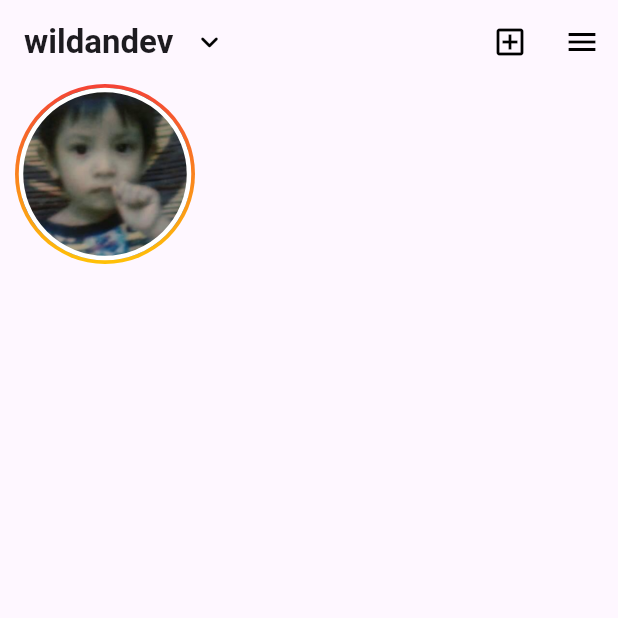
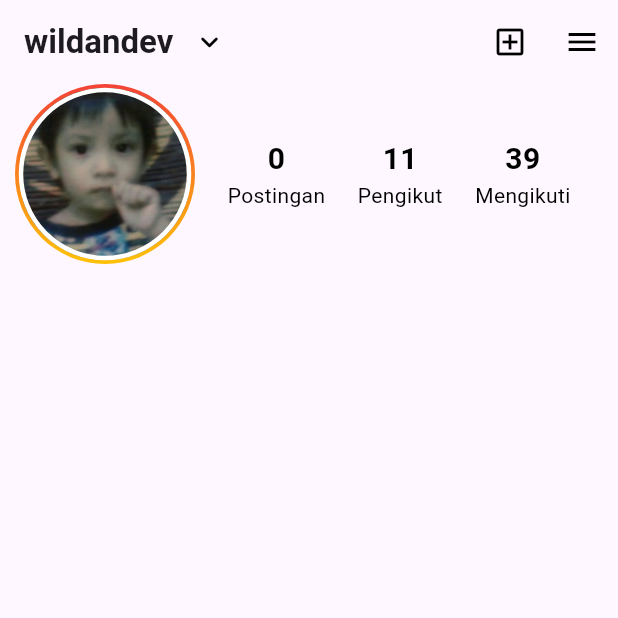
Before and after one commit to wildanarkan/flutter-learning, a Flutter app: the screen it shows after launch, on a phone screen of 412 x 824 dp, the top half of it. Run offline on Flutter 3.47's test engine with Material 3 defaults, Android fonts, the phone set to English and light mode, and no system bars.

Commit message:
Menambah Info Item

```diff
--- a/lib/instagram/pages/profile.dart
+++ b/lib/instagram/pages/profile.dart
@@ -37,7 +37,16 @@ class ProfilePage extends StatelessWidget {
             child: Row(
               children: [
                 ProfilePicture(),
-
+                Expanded(
+                  child: Row(
+                    mainAxisAlignment: MainAxisAlignment.spaceEvenly,
+                    children: [
+                      InfoItem(angka: "0", judul: "Postingan"),
+                      InfoItem(angka: "11", judul: "Pengikut"),
+                      InfoItem(angka: "39", judul: "Mengikuti"),
+                    ],
+                  ),
+                ),
               ],
             ),
           )
--- /dev/null
+++ b/lib/instagram/widgets/info_item.dart
@@ -0,0 +1,22 @@
+import 'package:flutter/material.dart';
+
+class InfoItem extends StatelessWidget {
+  const InfoItem({
+    required this.angka,
+    required this.judul,
+    super.key,
+  });
+
+  final String angka;
+  final String judul;
+
+  @override
+  Widget build(BuildContext context) {
+    return Column(
+      children: [
+        Text(angka, style: TextStyle(color: Colors.black, fontWeight: FontWeight.bold, fontSize: 20),),
+        Text(judul, style: TextStyle(color: Colors.black)),
+      ],
+    );
+  }
+}
```
